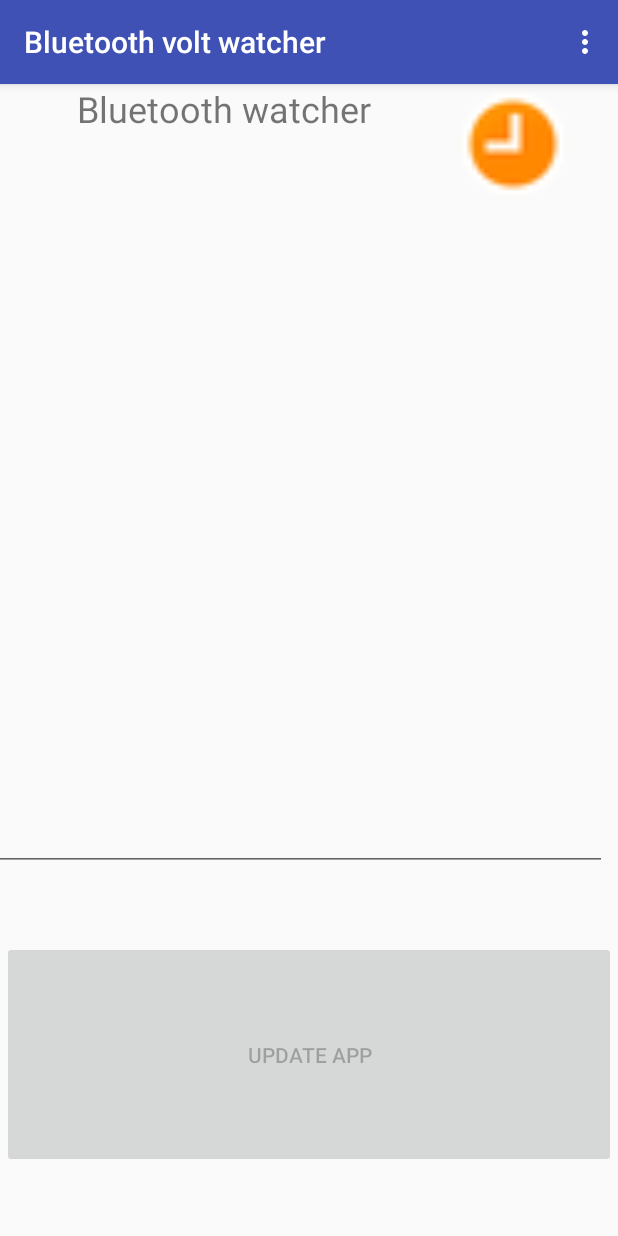
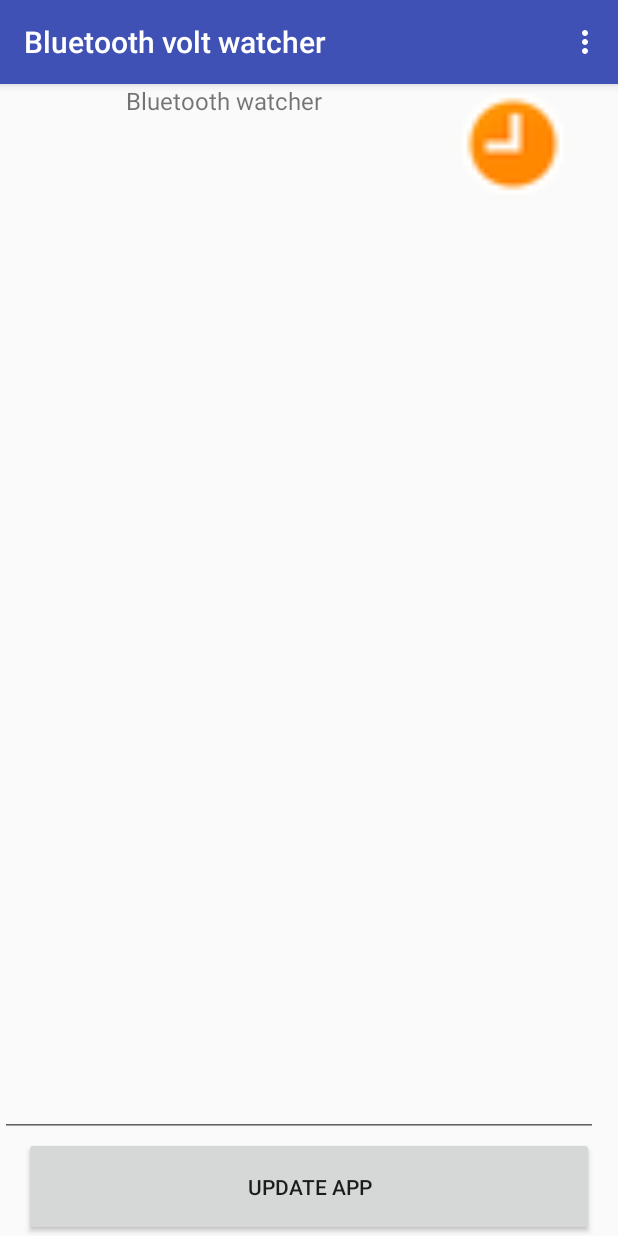
Before and after one commit to manzolo/bluetooth-watcher, an Android app: the screen it shows after launch (MainActivity), on a phone screen of 412 x 824 dp. Run offline under Robolectric (Android 15) with nearby library versions, the phone set to English and light mode, and no system bars; 2 statements that could not run were skipped.

Commit message:
Primi rilasci

```diff
--- a/app/build.gradle
+++ b/app/build.gradle
@@ -8,9 +8,9 @@ android {
     compileSdkVersion 28
     defaultConfig {
         applicationId "it.manzolo.job.service.bluewatcher"
-        minSdkVersion 21
+        minSdkVersion 24
         versionCode 1
-        versionName "1.0.2"
+        versionName "1.0.3"
         testInstrumentationRunner "androidx.test.runner.AndroidJUnitRunner"
     }
     buildTypes {
--- a/app/src/main/java/it/manzolo/job/service/bluewatcher/App.kt
+++ b/app/src/main/java/it/manzolo/job/service/bluewatcher/App.kt
@@ -7,6 +7,8 @@ import android.content.ComponentName
 import android.content.Context
 import android.preference.PreferenceManager
 import android.widget.Toast
+import it.manzolo.job.service.bluewatcher.service.MainService
+import it.manzolo.job.service.bluewatcher.service.UpdateService
 import java.util.concurrent.TimeUnit
 
 
@@ -40,7 +42,7 @@ class App : Application() {
             val componentName = ComponentName(context, UpdateService::class.java)
             val preferences = PreferenceManager.getDefaultSharedPreferences(context)
             val debug = preferences.getBoolean("debug", false)
-            //val seconds = "45"
+            //val seconds = "3660"
             val seconds = "14400"
             if (debug) {
                 Toast.makeText(context, "Start update service every " + seconds + " seconds", Toast.LENGTH_SHORT).show()
--- a/app/src/main/java/it/manzolo/job/service/bluewatcher/MainActivity.kt
+++ b/app/src/main/java/it/manzolo/job/service/bluewatcher/activity/MainActivity.kt
@@ -1,10 +1,9 @@
-package it.manzolo.job.service.bluewatcher
+package it.manzolo.job.service.bluewatcher.activity
 
 import android.content.BroadcastReceiver
 import android.content.Context
 import android.content.Intent
 import android.content.IntentFilter
-import android.net.Uri
 import android.os.Bundle
 import android.preference.PreferenceManager
 import android.view.Menu
@@ -13,6 +12,8 @@ import android.widget.Toast
 import androidx.appcompat.app.AppCompatActivity
 import androidx.core.content.FileProvider
 import androidx.localbroadcastmanager.content.LocalBroadcastManager
+import it.manzolo.job.service.bluewatcher.R
+import it.manzolo.job.service.bluewatcher.utils.Apk
 import it.manzolo.job.service.enums.BluetoothEvents
 import it.manzolo.job.service.enums.WebserverEvents
 import kotlinx.android.synthetic.main.activity_main.*
@@ -56,9 +57,10 @@ class MainActivity : AppCompatActivity() {
 
                 WebserverEvents.APP_UPDATE -> {
                     val file = File(applicationContext.cacheDir, "app.apk")
-                    val photoURI = applicationContext.applicationContext.let { it1 -> FileProvider.getUriForFile(it1, applicationContext.applicationContext.packageName + ".provider", file) }
+                    val apkfile = applicationContext.applicationContext.let { it1 -> FileProvider.getUriForFile(it1, applicationContext.applicationContext.packageName + ".provider", file) }
                     if (file.exists()) {
-                        installApk(photoURI)
+                        val apk = Apk()
+                        apk.installApk(applicationContext, apkfile)
                         val fileupdate = File(applicationContext.cacheDir, "app.ava")
                         fileupdate.delete()
                     }
@@ -75,6 +77,9 @@ class MainActivity : AppCompatActivity() {
                     if (debug) {
                         Toast.makeText(context, "Check for app update", Toast.LENGTH_LONG).show()
                     }
+                }
+                WebserverEvents.APP_NOAVAILABLEUPDATE -> {
+                    Toast.makeText(context, "No available update", Toast.LENGTH_SHORT).show()
                 }
             }
         }
@@ -104,6 +109,12 @@ class MainActivity : AppCompatActivity() {
     private fun getCheckUpdateLocalIntentFilter(): IntentFilter {
         val iFilter = IntentFilter()
         iFilter.addAction(WebserverEvents.APP_CHECK_UPDATE)
+        return iFilter
+    }
+
+    private fun getNoUpdateLocalIntentFilter(): IntentFilter {
+        val iFilter = IntentFilter()
+        iFilter.addAction(WebserverEvents.APP_NOAVAILABLEUPDATE)
         return iFilter
     }
 
@@ -149,6 +160,7 @@ class MainActivity : AppCompatActivity() {
         LocalBroadcastManager.getInstance(applicationContext).registerReceiver(mLocalBroadcastReceiver, getUpgradeLocalIntentFilter())
         LocalBroadcastManager.getInstance(applicationContext).registerReceiver(mLocalBroadcastReceiver, getUpdateavailableLocalIntentFilter())
         LocalBroadcastManager.getInstance(applicationContext).registerReceiver(mLocalBroadcastReceiver, getCheckUpdateLocalIntentFilter())
+        LocalBroadcastManager.getInstance(applicationContext).registerReceiver(mLocalBroadcastReceiver, getNoUpdateLocalIntentFilter())
     }
 
     override fun onCreateOptionsMenu(menu: Menu): Boolean {
@@ -171,16 +183,4 @@ class MainActivity : AppCompatActivity() {
         }
     }
 
-    fun installApk(uri: Uri) {
-
-        val intent = Intent(Intent.ACTION_INSTALL_PACKAGE).apply {
-            setDataAndType(uri, "application/vnd.android.package-archive")
-            //addFlags(Intent.FLAG_ACTIVITY_NEW_TASK)
-            addFlags(Intent.FLAG_GRANT_READ_URI_PERMISSION)
-            putExtra(Intent.EXTRA_NOT_UNKNOWN_SOURCE, true)
-            putExtra(Intent.EXTRA_RETURN_RESULT, true)
-
-        }
-        applicationContext.startActivity(intent)
-    }
 }
--- a/app/src/main/java/it/manzolo/job/service/bluewatcher/MainActivityFragment.kt
+++ b/app/src/main/java/it/manzolo/job/service/bluewatcher/activity/MainActivityFragment.kt
@@ -1,8 +1,6 @@
-package it.manzolo.job.service.bluewatcher
+package it.manzolo.job.service.bluewatcher.activity
 
 import android.content.Context
-import android.content.Intent
-import android.net.Uri
 import android.os.Bundle
 import android.util.Log
 import android.view.LayoutInflater
@@ -10,6 +8,10 @@ import android.view.View
 import android.view.ViewGroup
 import androidx.core.content.FileProvider
 import androidx.fragment.app.Fragment
+import it.manzolo.job.service.bluewatcher.App
+import it.manzolo.job.service.bluewatcher.R
+import it.manzolo.job.service.bluewatcher.updater.UpdateApp
+import it.manzolo.job.service.bluewatcher.utils.GithubUpdater
 import kotlinx.android.synthetic.main.fragment_main.*
 import java.io.File
 
@@ -30,7 +32,7 @@ class MainActivityFragment : Fragment() {
         val fileupdate = File(context?.cacheDir, "app.ava")
         fileupdate.delete()
 
-        buttonUpdate.isEnabled = false
+        //buttonUpdate.isEnabled = false
         startUpdateService()
         startJobService()
 
@@ -43,9 +45,16 @@ class MainActivityFragment : Fragment() {
 
             val updateapp = UpdateApp()
             updateapp.setContext(activity)
-            Log.i("manzolo", file.toString())
+            //Log.i("manzolo", file.toString())
             var outputDir = photoURI.toString()
-            updateapp.execute(buttonUpdate.tag.toString(), outputDir)
+            if (buttonUpdate.tag == null) {
+                val githubup = GithubUpdater()
+                githubup.checkUpdate(activity.applicationContext)
+            } else {
+                updateapp.execute(buttonUpdate.tag.toString(), outputDir)
+            }
+            buttonUpdate.isEnabled = true
+
 
         }
     }
@@ -61,42 +70,4 @@ class MainActivityFragment : Fragment() {
         App.scheduleUpdateService(activity as Context)
         activity.run { textView.text = "Service update started" }
     }
-
-    fun installApk(uri: Uri) {
-
-        val intent = Intent(Intent.ACTION_INSTALL_PACKAGE).apply {
-            setDataAndType(uri, "application/vnd.android.package-archive")
-            addFlags(Intent.FLAG_GRANT_READ_URI_PERMISSION)
-            putExtra(Intent.EXTRA_NOT_UNKNOWN_SOURCE, true)
-            putExtra(Intent.EXTRA_RETURN_RESULT, true)
-
-        }
-        activity?.startActivity(intent)
-    }
-
-    /*fun install(context: Context, packageName: String, apkPath: String) {
-
-        // PackageManager provides an instance of PackageInstaller
-        val packageInstaller = context.packageManager.packageInstaller
-
-        // Prepare params for installing one APK file with MODE_FULL_INSTALL
-        // We could use MODE_INHERIT_EXISTING to install multiple split APKs
-        val params = PackageInstaller.SessionParams(PackageInstaller.SessionParams.MODE_FULL_INSTALL)
-        params.setAppPackageName(packageName)
-
-        // Get a PackageInstaller.Session for performing the actual update
-        val sessionId = packageInstaller.createSession(params)
-        val session = packageInstaller.openSession(sessionId)
-
-        // Copy APK file bytes into OutputStream provided by install Session
-        val out = session.openWrite(packageName, 0, -1)
-        val fis = File(apkPath).inputStream()
-        fis.copyTo(out)
-        session.fsync(out)
-        out.close()
-
-        // The app gets killed after installation session commit
-        session.commit(PendingIntent.getBroadcast(context, sessionId,
-                Intent("android.intent.action.MAIN"), 0).intentSender)
-    }*/
 }
--- a/app/src/main/java/it/manzolo/job/service/bluewatcher/SettingsActivity.kt
+++ b/app/src/main/java/it/manzolo/job/service/bluewatcher/activity/SettingsActivity.kt
@@ -1,10 +1,11 @@
-package it.manzolo.job.service.bluewatcher
+package it.manzolo.job.service.bluewatcher.activity
 
 import android.os.Bundle
 import android.text.InputType
 import androidx.appcompat.app.AppCompatActivity
 import androidx.preference.EditTextPreference
 import androidx.preference.PreferenceFragmentCompat
+import it.manzolo.job.service.bluewatcher.R
 
 class SettingsActivity : AppCompatActivity() {
 
--- a/app/src/main/java/it/manzolo/job/service/bluewatcher/AppReceiveSettings.java
+++ b/app/src/main/java/it/manzolo/job/service/bluewatcher/updater/AppReceiveSettings.java
@@ -1,4 +1,4 @@
-package it.manzolo.job.service.bluewatcher;
+package it.manzolo.job.service.bluewatcher.updater;
 
 import android.content.Context;
 import android.content.SharedPreferences;
--- a/app/src/main/java/it/manzolo/job/service/bluewatcher/UpdateApp.java
+++ b/app/src/main/java/it/manzolo/job/service/bluewatcher/updater/UpdateApp.java
@@ -1,4 +1,4 @@
-package it.manzolo.job.service.bluewatcher;
+package it.manzolo.job.service.bluewatcher.updater;
 
 import android.content.Context;
 import android.content.Intent;
--- a/app/src/main/java/it/manzolo/job/service/bluewatcher/Struct.java
+++ b/app/src/main/java/it/manzolo/job/service/bluewatcher/utils/Struct.java
@@ -1,4 +1,4 @@
-package it.manzolo.job.service.bluewatcher;
+package it.manzolo.job.service.bluewatcher.utils;
 /**
  * JStruct:  The python struct library's port to java for reading and writing binary data as in python —  Copyright (C) 2016 Sohan Basak
  * This program is free software: you can redistribute it and/or modify it under the terms of the GNU General Public License
--- a/app/src/main/java/it/manzolo/job/service/enums/WebserverEvents.java
+++ b/app/src/main/java/it/manzolo/job/service/enums/WebserverEvents.java
@@ -7,4 +7,5 @@ public interface WebserverEvents {
     String APP_UPDATE = "App update";
     String APP_AVAILABLE = "App update available";
     String APP_CHECK_UPDATE = "App check for update";
+    String APP_NOAVAILABLEUPDATE = "No update";
 }
--- a/app/src/main/res/layout/activity_main.xml
+++ b/app/src/main/res/layout/activity_main.xml
@@ -4,7 +4,7 @@
     xmlns:tools="http://schemas.android.com/tools"
     android:layout_width="match_parent"
     android:layout_height="match_parent"
-    tools:context="it.manzolo.job.service.bluewatcher.MainActivity">
+    tools:context="it.manzolo.job.service.bluewatcher.activity.MainActivity">
 
     <com.google.android.material.appbar.AppBarLayout
         android:layout_width="match_parent"
--- a/app/src/main/res/layout/content_main.xml
+++ b/app/src/main/res/layout/content_main.xml
@@ -2,7 +2,7 @@
     xmlns:app="http://schemas.android.com/apk/res-auto"
     xmlns:tools="http://schemas.android.com/tools"
     android:id="@+id/fragment"
-    android:name="it.manzolo.job.service.bluewatcher.MainActivityFragment"
+    android:name="it.manzolo.job.service.bluewatcher.activity.MainActivityFragment"
     android:layout_width="match_parent"
     android:layout_height="match_parent"
     app:layout_behavior="@string/appbar_scrolling_view_behavior"
--- a/app/src/main/res/layout/fragment_main.xml
+++ b/app/src/main/res/layout/fragment_main.xml
@@ -4,7 +4,7 @@
     xmlns:tools="http://schemas.android.com/tools"
     android:layout_width="match_parent"
     android:layout_height="match_parent"
-    tools:context="it.manzolo.job.service.bluewatcher.MainActivityFragment"
+    tools:context="it.manzolo.job.service.bluewatcher.activity.MainActivityFragment"
     tools:showIn="@layout/activity_main">
 
     <TextView
@@ -14,7 +14,7 @@
         android:orientation="horizontal"
         android:text="@string/service_name"
         android:textAlignment="center"
-        android:textSize="24sp"
+        android:textSize="16sp"
         app:layout_constraintEnd_toStartOf="@+id/imageView"
         app:layout_constraintHorizontal_bias="0.5"
         app:layout_constraintStart_toStartOf="parent"
@@ -23,21 +23,18 @@
     <Button
         android:id="@+id/buttonUpdate"
         style="@style/Widget.AppCompat.Button"
-        android:layout_width="409dp"
-        android:layout_height="151dp"
-        android:layout_marginTop="525dp"
+        android:layout_width="380dp"
+        android:layout_height="66dp"
         android:text="@string/start_service"
         app:layout_constraintBottom_toBottomOf="parent"
         app:layout_constraintEnd_toEndOf="parent"
         app:layout_constraintHorizontal_bias="0.497"
-        app:layout_constraintStart_toStartOf="parent"
-        app:layout_constraintTop_toTopOf="parent" />
+        app:layout_constraintStart_toStartOf="parent" />
 
     <EditText
         android:id="@+id/editText"
-        android:layout_width="409dp"
-        android:layout_height="427dp"
-        android:layout_marginTop="97dp"
+        android:layout_width="0dp"
+        android:layout_height="0dp"
         android:layout_marginEnd="13dp"
         android:ems="10"
         android:focusable="false"
@@ -45,10 +42,11 @@
         android:inputType="textMultiLine"
         android:textAlignment="center"
         android:textSize="12sp"
+        app:layout_constraintBottom_toTopOf="@+id/buttonUpdate"
         app:layout_constraintEnd_toEndOf="parent"
         app:layout_constraintHorizontal_bias="0.5"
         app:layout_constraintStart_toStartOf="parent"
-        app:layout_constraintTop_toTopOf="parent" />
+        app:layout_constraintTop_toBottomOf="@+id/textView" />
 
     <ImageView
         android:id="@+id/imageView"
```
Also changed, not shown: app/src/main/AndroidManifest.xml (+5 -5 lines), app/src/main/java/it/manzolo/job/service/bluewatcher/service/MainService.kt (renamed from app/src/main/java/it/manzolo/job/service/bluewatcher/MainService.kt, +5 -2 lines), app/src/main/java/it/manzolo/job/service/bluewatcher/service/UpdateService.kt (added, +48 -0 lines), app/src/main/java/it/manzolo/job/service/bluewatcher/utils/Apk.kt (added, +23 -0 lines), app/src/main/java/it/manzolo/job/service/bluewatcher/utils/Battery.kt (added, +19 -0 lines), app/src/main/java/it/manzolo/job/service/bluewatcher/utils/BluetoothClient.java (renamed from app/src/main/java/it/manzolo/job/service/bluewatcher/Btclient.java, +8 -5 lines), app/src/main/java/it/manzolo/job/service/bluewatcher/utils/GithubUpdater.kt (renamed from app/src/main/java/it/manzolo/job/service/bluewatcher/UpdateService.kt, +11 -43 lines), app/src/main/java/it/manzolo/job/service/bluewatcher/utils/WebserverSender.java (renamed from app/src/main/java/it/manzolo/job/service/bluewatcher/Sender.java, +7 -4 lines).
